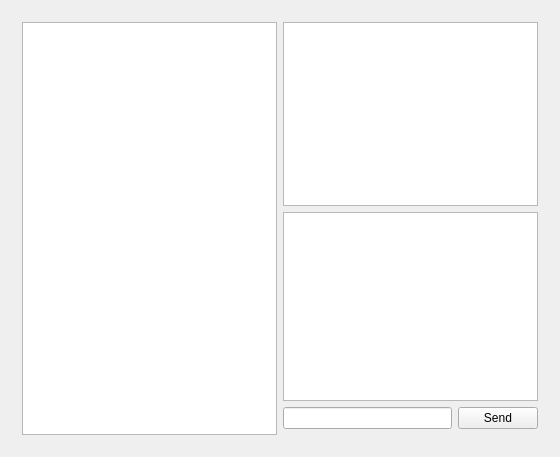
The window that clienthack/client.ui (Scotfarel/HACKchat) describes before a commit, drawn with Qt 5.
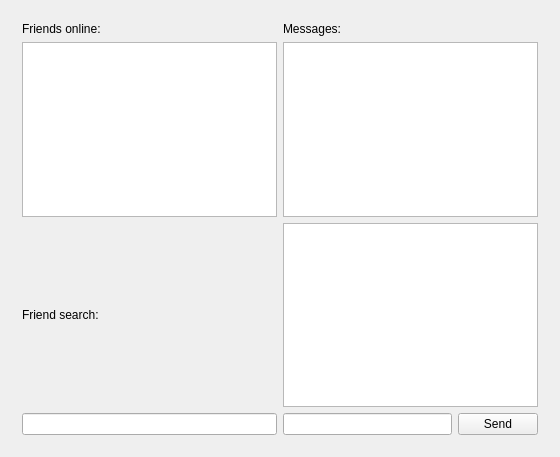
The same window after the commit. The open tabs and pages were chosen to show the change.

Commit message: add friend search

Diff of the .ui file:
```diff
--- a/clienthack/client.ui
+++ b/clienthack/client.ui
@@ -186,8 +186,12 @@
       </widget>
       <widget class="QWidget" name="chats_page">
        <layout class="QGridLayout" name="gridLayout_2">
-        <item row="4" column="1">
-         <widget class="QLineEdit" name="msg_edit"/>
+        <item row="0" column="0">
+         <widget class="QLabel" name="online_label">
+          <property name="text">
+           <string>Friends online:</string>
+          </property>
+         </widget>
         </item>
         <item row="4" column="2">
          <widget class="QPushButton" name="send_button">
@@ -196,17 +200,24 @@
           </property>
          </widget>
         </item>
-        <item row="3" column="1" colspan="2">
-         <widget class="QPlainTextEdit" name="feature">
-          <property name="readOnly">
-           <bool>true</bool>
+        <item row="0" column="1">
+         <widget class="QLabel" name="messages_label">
+          <property name="text">
+           <string>Messages:</string>
           </property>
          </widget>
         </item>
-        <item row="0" column="0" rowspan="6">
-         <widget class="QListWidget" name="online"/>
+        <item row="4" column="1">
+         <widget class="QLineEdit" name="msg_edit"/>
         </item>
-        <item row="0" column="1" rowspan="3" colspan="2">
+        <item row="3" column="0">
+         <widget class="QLabel" name="search_label">
+          <property name="text">
+           <string>Friend search:</string>
+          </property>
+         </widget>
+        </item>
+        <item row="1" column="1" rowspan="2" colspan="2">
          <widget class="QPlainTextEdit" name="messages">
           <property name="sizePolicy">
            <sizepolicy hsizetype="Expanding" vsizetype="Expanding">
@@ -219,6 +230,19 @@
           </property>
          </widget>
         </item>
+        <item row="4" column="0">
+         <widget class="QLineEdit" name="search_line"/>
+        </item>
+        <item row="1" column="0" rowspan="2">
+         <widget class="QListWidget" name="online"/>
+        </item>
+        <item row="3" column="1" colspan="2">
+         <widget class="QPlainTextEdit" name="feature">
+          <property name="readOnly">
+           <bool>true</bool>
+          </property>
+         </widget>
+        </item>
        </layout>
       </widget>
      </widget>
```
The commit also changes 10 other files.
